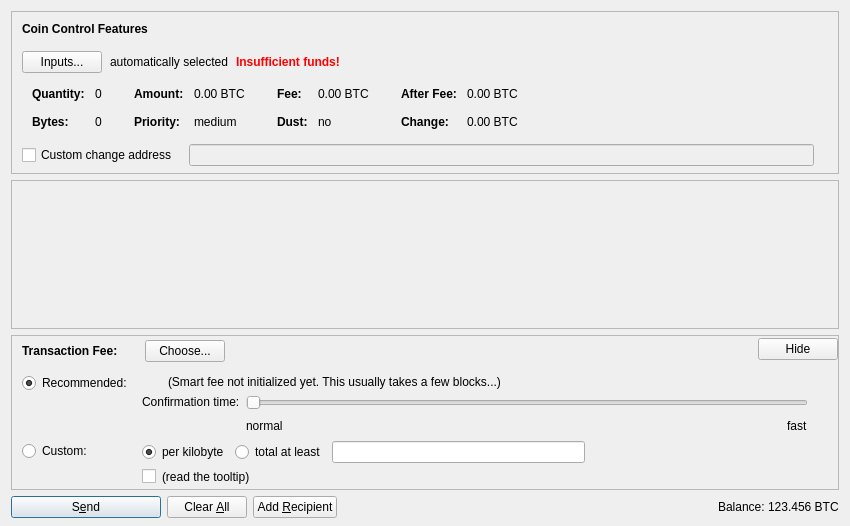
Before: the Qt Designer form src/qt/forms/sendcoinsdialog.ui in frozenflux3/munt-official, drawn with Qt 5.
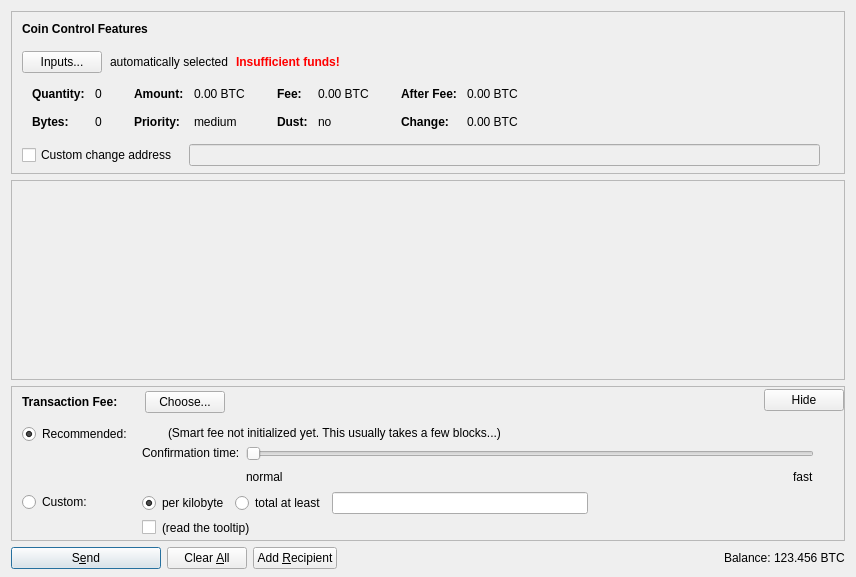
After: the same form once the commit is applied. Icons and pictures are not drawn. Custom widgets are drawn as their Qt base class.

What changed in the file:
```diff
--- a/src/qt/forms/sendcoinsdialog.ui
+++ b/src/qt/forms/sendcoinsdialog.ui
@@ -6,8 +6,8 @@
    <rect>
     <x>0</x>
     <y>0</y>
-    <width>850</width>
-    <height>526</height>
+    <width>856</width>
+    <height>577</height>
    </rect>
   </property>
   <property name="windowTitle">
@@ -616,21 +616,12 @@
        <rect>
         <x>0</x>
         <y>0</y>
-        <width>830</width>
-        <height>104</height>
+        <width>840</width>
+        <height>70</height>
        </rect>
       </property>
-      <layout class="QVBoxLayout" name="verticalLayout_2" stretch="0,1">
-       <property name="leftMargin">
-        <number>0</number>
-       </property>
-       <property name="topMargin">
-        <number>0</number>
-       </property>
-       <property name="rightMargin">
-        <number>0</number>
-       </property>
-       <property name="bottomMargin">
+      <layout class="QVBoxLayout" name="verticalLayout_2" stretch="0">
+       <property name="margin">
         <number>0</number>
        </property>
        <item>
@@ -640,19 +631,6 @@
          </property>
         </layout>
        </item>
-       <item>
-        <spacer name="verticalSpacer">
-         <property name="orientation">
-          <enum>Qt::Vertical</enum>
-         </property>
-         <property name="sizeHint" stdset="0">
-          <size>
-           <width>20</width>
-           <height>40</height>
-          </size>
-         </property>
-        </spacer>
-       </item>
       </layout>
      </widget>
     </widget>
@@ -1313,17 +1291,17 @@
   </layout>
  </widget>
  <customwidgets>
-  <customwidget>
-   <class>QValidatedLineEdit</class>
-   <extends>QLineEdit</extends>
-   <header>qvalidatedlineedit.h</header>
-  </customwidget>
   <customwidget>
    <class>BitcoinAmountField</class>
    <extends>QLineEdit</extends>
    <header>bitcoinamountfield.h</header>
    <container>1</container>
   </customwidget>
+  <customwidget>
+   <class>QValidatedLineEdit</class>
+   <extends>QLineEdit</extends>
+   <header>qvalidatedlineedit.h</header>
+  </customwidget>
  </customwidgets>
  <resources>
   <include location="../bitcoin.qrc"/>
```
Left out of the diff: 37 changed lines with no effect on the pictures.
